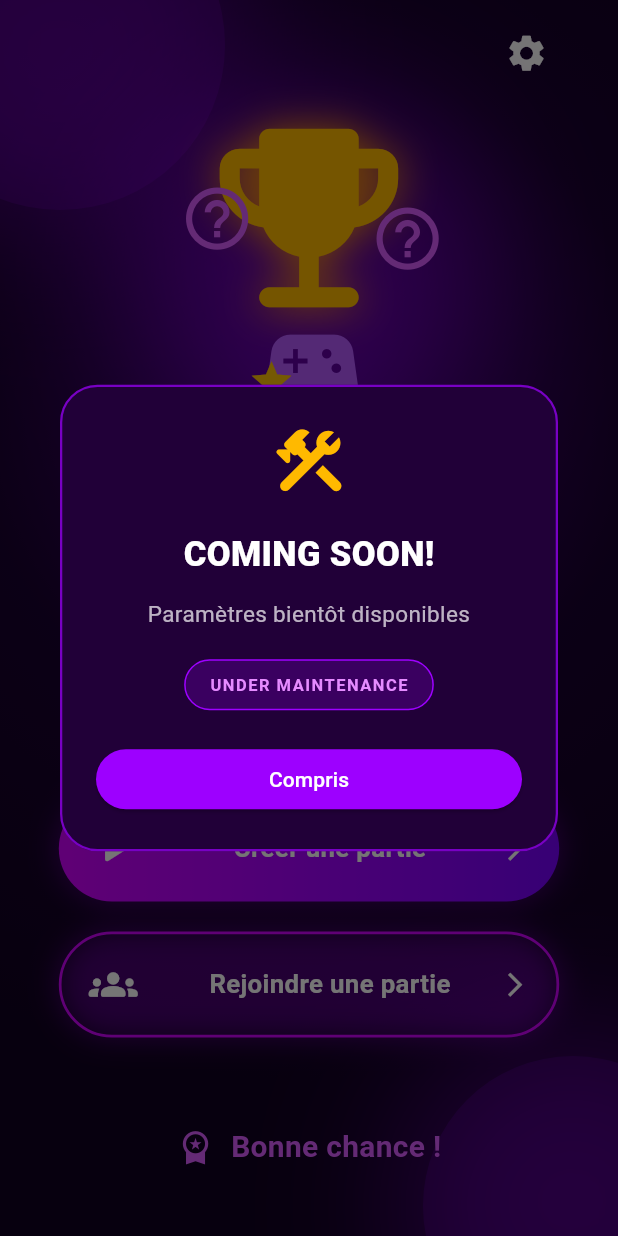
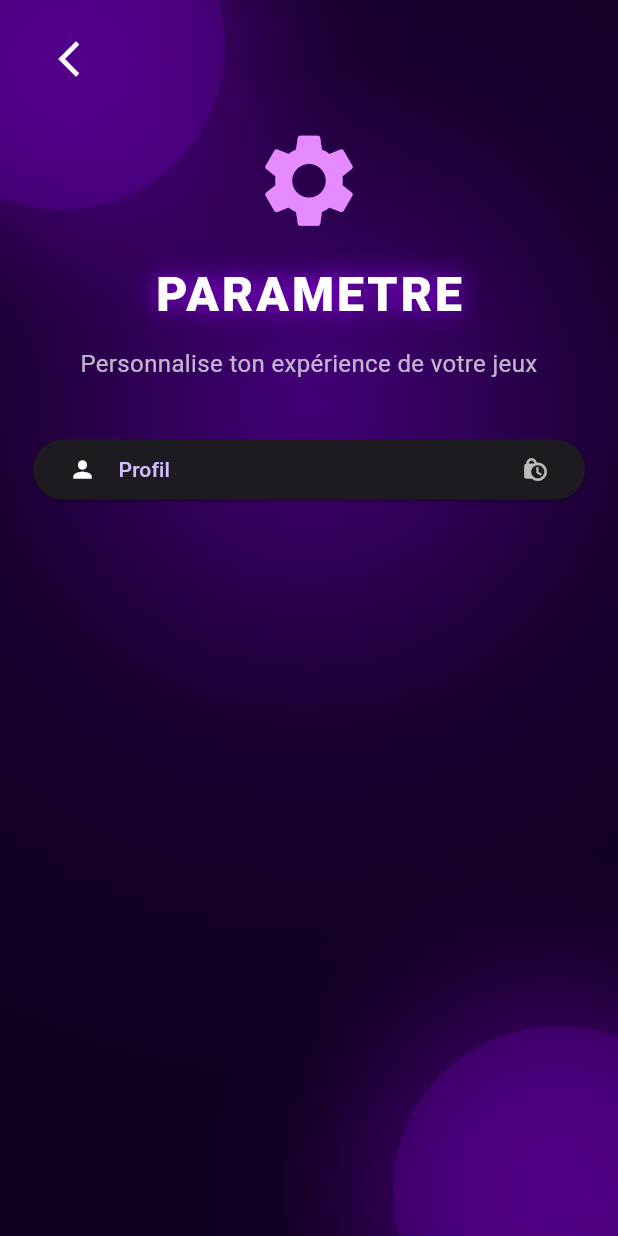
Before and after one commit to ettoumimohamedmoez-ops/quiz_multiplayer, a Flutter app: the screen it shows after launch, after a tap on the "settings" icon, on a phone screen of 412 x 824 dp. Run offline on Flutter 3.47's test engine with Material 3 defaults, Android fonts, the phone set to English and light mode, and no system bars.

Commit message:
Ajout du design de la page Paramétres et de l'option Profil

```diff
--- a/lib/main.dart
+++ b/lib/main.dart
@@ -1,4 +1,5 @@
 import 'package:flutter/material.dart';
+import 'package:flutter/rendering.dart';
 
 void main() {
   runApp(const QuizApp());
@@ -161,10 +162,15 @@ class HomePage extends StatelessWidget {
                               Align(
                                 alignment: Alignment.topRight,
                                 child: IconButton(
-                                  onPressed: () => showMessage(
-                                    context,
-                                    'Paramètres bientôt disponibles',
-                                  ),
+                                  onPressed: (){
+                                    Navigator.push(
+                                      context,
+                                      MaterialPageRoute(
+                                        builder: (context) => const
+                                  ParametresPage(),
+                                      ),
+                                    );
+                                  },
                                   icon: const Icon(
                                     Icons.settings,
                                     color: Colors.white,
@@ -680,3 +686,132 @@ class QuizSelectionPage extends StatelessWidget {
     );
   }
 }
+class ParametresPage extends
+StatelessWidget {
+  const ParametresPage({super.key});
+
+  static const Color purple=Color(0XFF9D00FF);
+  static const Color dark= Color(0xFF100020);
+
+  @override
+  Widget build(BuildContext context){
+    return Scaffold(
+      body:Container(
+        decoration: const
+BoxDecoration(
+  gradient: RadialGradient(
+    center: Alignment(0, -0.35),
+    radius: 1.1,
+    colors: [
+      Color(0xFF430078),
+      Color(0xFF19002F),
+      dark,
+    ],
+  ),
+),
+child: SafeArea(
+  child: Stack(
+    children: [
+      Positioned(
+        top: -80,
+        left: -70,
+        child:
+        HomePage.glowCircle(220),
+      ),
+      Positioned(
+        bottom: -80,
+        right: -70,
+        child:
+        HomePage.glowCircle(220),
+      ),
+      LayoutBuilder(
+        builder: (context,constraints){
+          return SizedBox(
+            width: constraints.maxWidth,
+            height: constraints.maxHeight,
+            child: FittedBox(
+              fit:BoxFit.scaleDown,
+              alignment: Alignment.topCenter,
+              child: SizedBox(
+                width: constraints.maxWidth,
+              child:Padding(
+                padding:const EdgeInsets.symmetric(
+                  horizontal: 22,
+                  vertical: 15,
+                ),
+                  child:Column(
+                    mainAxisSize: MainAxisSize.min,
+                    children: [
+                     Align(
+                        alignment:
+                           Alignment.topLeft ,
+                        child:IconButton(
+                          onPressed: (){
+                            Navigator.pop(context);
+                          },
+                            icon: const Icon(
+                              Icons.arrow_back_ios_new,
+                              color: Colors.white,
+                              size: 28,
+                            ),
+                          ),
+                        ),
+                        const SizedBox(height:20),
+                        const Icon(
+                          Icons.settings,
+                          color: Color(0xFFE58BFF),
+                          size: 75,
+                          ),
+                        const SizedBox(height: 15),
+                        const Text('PARAMETRE',
+                        style: TextStyle(
+                          fontSize: 32,
+                          fontWeight :FontWeight.w900,
+                          color: Colors.white,
+                          letterSpacing: 2,
+                          shadows: [
+                            Shadow(
+                              color: purple,
+                              blurRadius: 20,
+                            )
+                          ],
+                         ),
+                        ),
+                        const SizedBox(height: 12),
+                        const Text(
+                          'Personnalise ton expérience de votre jeux',
+                          textAlign: TextAlign.center,
+                          style: TextStyle(
+                                   fontSize: 16,
+                                    color: Colors.white70,
+                          ),
+                        ),
+                        SizedBox(height: 35),
+                        ElevatedButton(
+                          onPressed:() {
+                            const HomePage().showMessage(context,'Profil');
+                          },
+                          child: const Row(children: [
+                            Icon(Icons.person, color:Colors.white),
+                            SizedBox(width: 15),
+                            Text('Profil'),
+                            Spacer(),
+                            Icon(Icons.lock_clock, color:Colors.white70),
+                          ],
+                         ),
+                        )
+                   ],
+                  ),
+                 ),
+                ),
+              ),
+             );
+            },
+          ),
+         ],
+        ),
+       ),
+      ),
+    );
+   }
+  }
```
